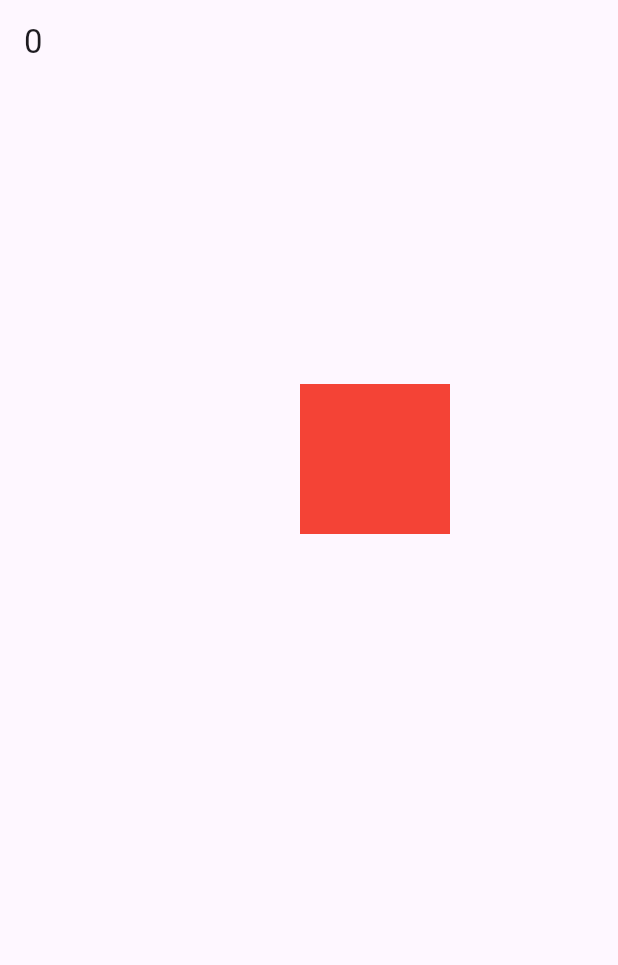
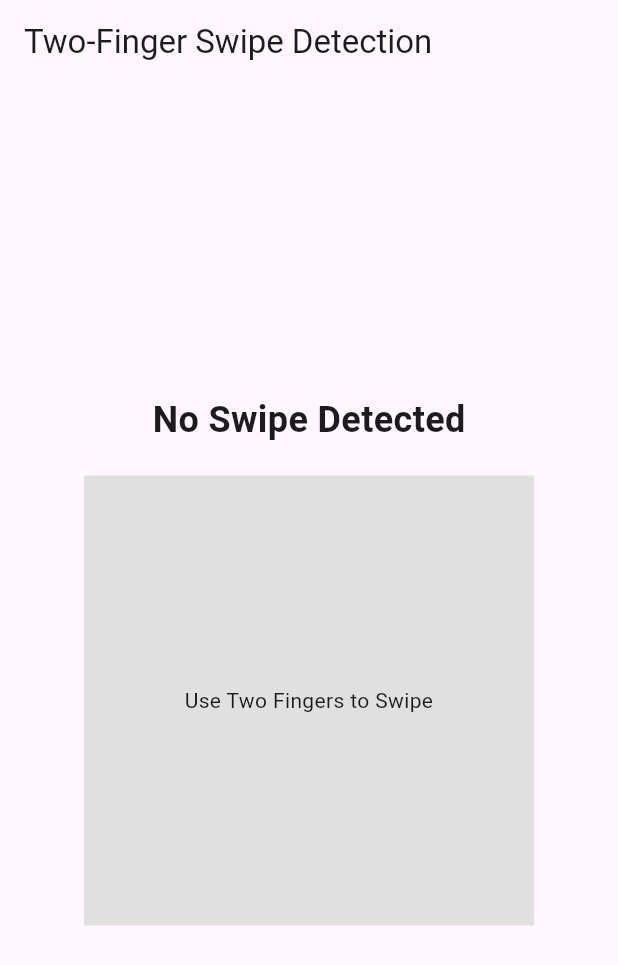
Before and after one commit to dtJason1/multi_touch, a Flutter app: the screen it shows after launch, on a phone screen of 412 x 824 dp. Shown: the top 965 px of the screen. Run offline on Flutter 3.47's test engine with Material 3 defaults, Android fonts, the light colour scheme and no system bars.

Commit message:
multi_touch_finger_two

```diff
--- a/lib/main.dart
+++ b/lib/main.dart
@@ -1,5 +1,5 @@
+import 'package:flutter/material.dart';
 import 'package:flutter/gestures.dart';
-import 'package:flutter/material.dart';
 
 void main() {
   runApp(const MyApp());
@@ -11,144 +11,122 @@ class MyApp extends StatelessWidget {
   @override
   Widget build(BuildContext context) {
     return MaterialApp(
-      title: 'Flutter Demo',
-      theme: ThemeData(
-        primarySwatch: Colors.blue,
-      ),
-      home: const MyHomePage(title: 'Flutter Demo Home Page'),
+      title: 'Two-Finger Swipe Detection',
+      theme: ThemeData(primarySwatch: Colors.blue),
+      home: const SwipeScreen(),
     );
   }
 }
 
-class MyHomePage extends StatefulWidget {
-  const MyHomePage({Key? key, required this.title}) : super(key: key);
-
-  final String title;
+class SwipeScreen extends StatefulWidget {
+  const SwipeScreen({Key? key}) : super(key: key);
 
   @override
-  State<MyHomePage> createState() => _MyHomePageState();
+  State<SwipeScreen> createState() => _SwipeScreenState();
 }
 
-class _MyHomePageState extends State<MyHomePage> {
-  int _counter = 0;
-  TouchCallbacks touchCallbacks = TouchCallbacks();
+class _SwipeScreenState extends State<SwipeScreen> {
+  String swipeDirection = "No Swipe Detected";
+  Offset firstFingerPosition = Offset.zero;
+  Offset secondFingerPosition = Offset.zero;
 
   @override
   Widget build(BuildContext context) {
     return Scaffold(
       appBar: AppBar(
-        title: Text(touchCallbacks.taps.length.toString()),
+        title: const Text("Two-Finger Swipe Detection"),
       ),
-      body: Stack(
-        children: [
-          Positioned(
-            left: touchCallbacks.taps.length == 3
-                ? touchCallbacks.taps.first.offset.dx
-                : 200,
-            top: touchCallbacks.taps.length == 3
-                ? touchCallbacks.taps.first.offset.dy
-                : 200,
-            child: Container(
-              height: 100,
-              width: 100,
-              color: Colors.red,
-            ),
-          ),
-          RawGestureDetector(
-            gestures: <Type, GestureRecognizerFactory>{
-              ImmediateMultiDragGestureRecognizer:
-              GestureRecognizerFactoryWithHandlers<
-                  ImmediateMultiDragGestureRecognizer>(
-                      () => ImmediateMultiDragGestureRecognizer(),
-                      (ImmediateMultiDragGestureRecognizer instance) {
-                    instance.onStart = (Offset offset) {
-                      setState(() {
-                        _counter++;
-                        touchCallbacks.touchBegan(TouchData(_counter, offset));
-                      });
-                      return ItemDrag((details, tId) {
-                        setState(() {
-                          touchCallbacks
-                              .touchMoved(TouchData(tId, details.globalPosition));
-                        });
-                      }, (details, tId) {
-                        touchCallbacks
-                            .touchEnded(TouchData(tId, const Offset(0, 0)));
-                      }, (tId) {
-                        touchCallbacks
-                            .touchCanceled(TouchData(tId, const Offset(0, 0)));
-                      }, _counter);
-                    };
-                  }),
+      body: RawGestureDetector(
+        gestures: {
+          MultiTouchGestureRecognizer: GestureRecognizerFactoryWithHandlers<
+              MultiTouchGestureRecognizer>(
+                () => MultiTouchGestureRecognizer(),
+                (MultiTouchGestureRecognizer instance) {
+              instance.onUpdate = (positions) {
+                if (positions.length == 2) {
+                  firstFingerPosition = positions[0];
+                  secondFingerPosition = positions[1];
+
+                  final deltaX = secondFingerPosition.dx - firstFingerPosition.dx;
+                  final deltaY = secondFingerPosition.dy - firstFingerPosition.dy;
+
+                  setState(() {
+                    if (deltaY.abs() > deltaX.abs()) {
+                      swipeDirection =
+                      deltaY > 0 ? "Two-Finger Swipe Down" : "Two-Finger Swipe Up";
+                    } else {
+                      swipeDirection =
+                      deltaX > 0 ? "Two-Finger Swipe Right" : "Two-Finger Swipe Left";
+                    }
+                  });
+                }
+              };
+
+              instance.onEnd = () {
+                setState(() {
+                  swipeDirection = "No Swipe Detected";
+                });
+              };
             },
           ),
-        ],
+        },
+        child: Center(
+          child: Column(
+            mainAxisAlignment: MainAxisAlignment.center,
+            children: [
+              Text(
+                swipeDirection,
+                style: const TextStyle(fontSize: 24, fontWeight: FontWeight.bold),
+              ),
+              const SizedBox(height: 20),
+              Container(
+                height: 300,
+                width: 300,
+                color: Colors.grey[300],
+                child: Center(
+                  child: const Text(
+                    "Use Two Fingers to Swipe",
+                    textAlign: TextAlign.center,
+                  ),
+                ),
+              ),
+            ],
+          ),
+        ),
       ),
     );
   }
 }
 
-/// Just saving the taps information here
-class TouchCallbacks {
-  List<TouchData> taps = []; //list that holds ongoing taps or drags
-  void touchBegan(TouchData touch) {
-    taps.add(touch);
-    //touch began code here
-  }
-
-  void touchMoved(TouchData touch) {
-    for (int i = 0; i < taps.length; i++) {
-      if (taps[i].touchId == touch.touchId) {
-        taps[i] = touch;
-        break;
-      }
-    }
-    //touch moved code here
-  }
-
-  void touchCanceled(TouchData touch) {
-    //touch canceled code here
-    taps.removeWhere((element) => element.touchId == touch.touchId);
-  }
-
-  void touchEnded(TouchData touch) {
-    //touch ended code here
-    taps.removeWhere((element) => element.touchId == touch.touchId);
-  }
-}
-
-///Every touch point must have the touch id, here touch id will be every offset on the screen
-///until finger has not left i.e., until drag doesn't end.
-class TouchData {
-  final int touchId;
-  final Offset offset;
-
-  TouchData(this.touchId, this.offset);
-}
-
-class ItemDrag extends Drag {
-  final Function onUpdate;
-  final Function onEnd;
-  final Function onCancel;
-  final int touchId;
-
-  ItemDrag(this.onUpdate, this.onEnd, this.onCancel, this.touchId);
+class MultiTouchGestureRecognizer extends OneSequenceGestureRecognizer {
+  Function(List<Offset>)? onUpdate;
+  Function? onEnd;
+  final Map<int, Offset> activeTouches = {};
 
   @override
-  void update(DragUpdateDetails details) {
-    super.update(details);
-    onUpdate(details, touchId);
+  void addAllowedPointer(PointerEvent event) {
+    startTrackingPointer(event.pointer);
+    activeTouches[event.pointer] = event.position;
   }
 
   @override
-  void end(DragEndDetails details) {
-    super.end(details);
-    onEnd(details, touchId);
+  void handleEvent(PointerEvent event) {
+    if (event is PointerMoveEvent) {
+      activeTouches[event.pointer] = event.position;
+      if (onUpdate != null) {
+        onUpdate!(activeTouches.values.toList());
+      }
+    } else if (event is PointerUpEvent || event is PointerCancelEvent) {
+      activeTouches.remove(event.pointer);
+      if (activeTouches.isEmpty && onEnd != null) {
+        onEnd!();
+      }
+    }
   }
 
   @override
-  void cancel() {
-    super.cancel();
-    onCancel(touchId);
-  }
+  String get debugDescription => 'MultiTouchGestureRecognizer';
+
+  @override
+  void didStopTrackingLastPointer(int pointer) {}
 }
```
